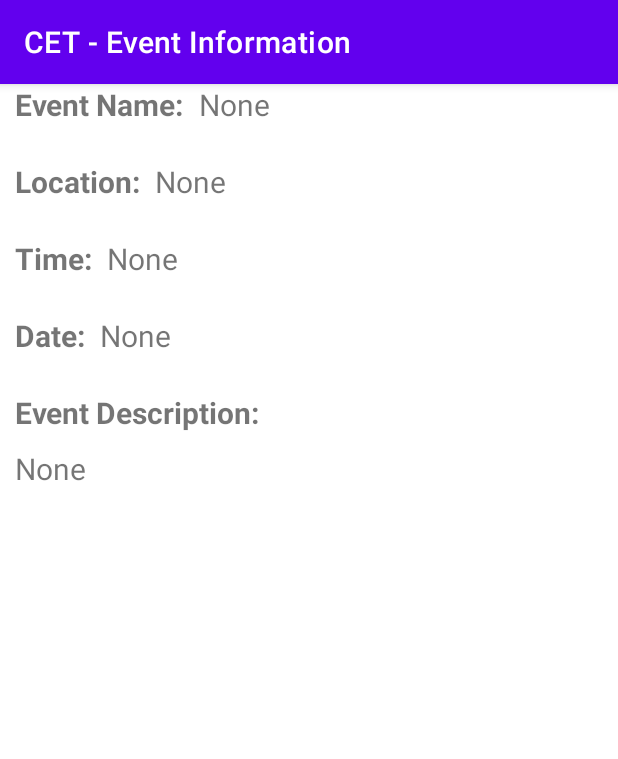
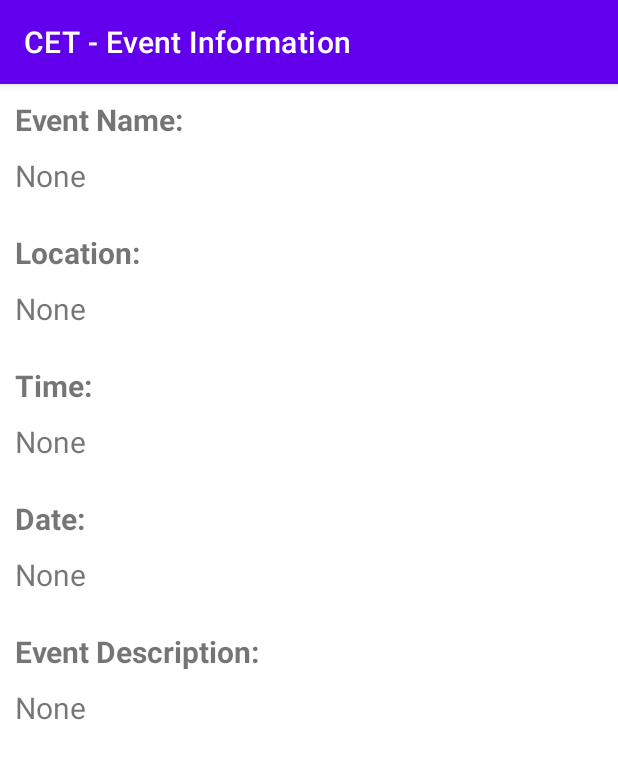
Before and after one commit to CAnsbach/CIT498, an Android app: the EventInfoActivity screen opened directly, with no data from a screen before it, on a phone screen of 412 x 824 dp. Shown: the top 759 px of the screen. Run offline under Robolectric (Android 15) with nearby library versions, the phone set to English and light mode, and no system bars; 5 statements that could not run were skipped.

Commit message:
Finished the Basic EventInfoActivity
Finished the Basic EventInfoActivity and added some other modifications.

```diff
--- a/CampusEventTracker/app/src/main/java/com/example/campuseventtracker/EventInfoActivity.java
+++ b/CampusEventTracker/app/src/main/java/com/example/campuseventtracker/EventInfoActivity.java
@@ -3,14 +3,51 @@ package com.example.campuseventtracker;
 import androidx.appcompat.app.AppCompatActivity;
 
 import android.os.Bundle;
+import android.widget.TextView;
 
-public class EventInfoActivity extends AppCompatActivity {
+public class EventInfoActivity extends AppCompatActivity
+{
+    TextView txtName;
+    TextView txtLocation;
+    TextView txtDescription;
+    TextView txtDate;
+    TextView txtTime;
 
     @Override
-    protected void onCreate(Bundle savedInstanceState) {
+    protected void onCreate(Bundle savedInstanceState)
+    {
         super.onCreate(savedInstanceState);
         setContentView(R.layout.activity_event_info);
 
         getSupportActionBar().setTitle("CET - Event Information");
+
+        EventInfo event = (EventInfo) getIntent().getSerializableExtra("event");
+
+        txtName = findViewById(R.id.txtDispEventName);
+        txtLocation = findViewById(R.id.txtDispEventLocation);
+        txtDescription = findViewById(R.id.txtDispEventDescription);
+        txtDate = findViewById(R.id.txtDispEventDate);
+        txtTime = findViewById(R.id.txtDispEventTime);
+
+        if (event.getName() != null)
+        {
+            txtName.setText(event.getName());
+        }
+        if (event.getLocation() != null)
+        {
+            txtLocation.setText(event.getLocation());
+        }
+        if (event.getDescription() != null)
+        {
+            txtDescription.setText(event.getDescription());
+        }
+        if (event.getDate() != null)
+        {
+            txtDate.setText(event.getDate());
+        }
+        if (event.getTime() != null)
+        {
+            txtTime.setText(event.getTime());
+        }
     }
 }
--- a/CampusEventTracker/app/src/main/java/com/example/campuseventtracker/EventsAdapter.java
+++ b/CampusEventTracker/app/src/main/java/com/example/campuseventtracker/EventsAdapter.java
@@ -19,6 +19,7 @@ public class EventsAdapter extends RecyclerView.Adapter<EventsAdapter.ViewHolder
     {
         // Your holder should contain a member variable
         // for any view that will be set as you render a row
+        public TextView dateTextView;
         public TextView nameTextView;
         public TextView descriptionTextView;
         public Button moreInfoButton;
@@ -30,6 +31,7 @@ public class EventsAdapter extends RecyclerView.Adapter<EventsAdapter.ViewHolder
             // to access the context from any ViewHolder instance.
             super(itemView);
 
+            dateTextView = itemView.findViewById(R.id.txtEventDate);
             nameTextView = itemView.findViewById(R.id.txtEventName);
             descriptionTextView = itemView.findViewById(R.id.txtEventDescription);
             moreInfoButton = itemView.findViewById(R.id.btnEventInfo);
@@ -63,8 +65,10 @@ public class EventsAdapter extends RecyclerView.Adapter<EventsAdapter.ViewHolder
         EventInfo event = mEvents.get(position);
 
         // Set the text shown for the list item to the name of the event
+        TextView date = viewHolder.dateTextView;
+        date.setText(event.getDate());
         TextView name = viewHolder.nameTextView;
-        name.setText(new StringBuilder().append(event.getName()).append(" - ").append(event.getLocation()).toString());
+        name.setText(new StringBuilder().append(event.getName()).append(" - ").append(event.getLocation()));
         TextView description = viewHolder.descriptionTextView;       //Set the message button as the button to open the contacts information
         description.setText(event.getDescription());
 
--- a/CampusEventTracker/app/src/main/res/layout/activity_event_info.xml
+++ b/CampusEventTracker/app/src/main/res/layout/activity_event_info.xml
@@ -11,6 +11,7 @@
         android:layout_width="wrap_content"
         android:layout_height="wrap_content"
         android:layout_marginStart="10dp"
+        android:layout_marginTop="10dp"
         android:text="@string/txtEventInfo_Name"
         android:textSize="20sp"
         android:textStyle="bold"
@@ -31,7 +32,7 @@
         app:layout_constraintEnd_toEndOf="parent"
         app:layout_constraintHorizontal_bias="0.0"
         app:layout_constraintStart_toStartOf="parent"
-        app:layout_constraintTop_toBottomOf="@+id/txtEventInfoName" />
+        app:layout_constraintTop_toBottomOf="@+id/txtDispEventName" />
 
     <TextView
         android:id="@+id/txtEventInfoDescription"
@@ -45,7 +46,7 @@
         app:layout_constraintEnd_toEndOf="parent"
         app:layout_constraintHorizontal_bias="0.0"
         app:layout_constraintStart_toStartOf="parent"
-        app:layout_constraintTop_toBottomOf="@+id/txtEventInfoDate" />
+        app:layout_constraintTop_toBottomOf="@+id/txtDispEventDate" />
 
     <TextView
         android:id="@+id/txtEventInfoDate"
@@ -57,7 +58,7 @@
         android:textSize="20sp"
         android:textStyle="bold"
         app:layout_constraintStart_toStartOf="parent"
-        app:layout_constraintTop_toBottomOf="@+id/txtEventInfoTime" />
+        app:layout_constraintTop_toBottomOf="@+id/txtDispEventTime" />
 
     <TextView
         android:id="@+id/txtEventInfoTime"
@@ -69,28 +70,29 @@
         android:textSize="20sp"
         android:textStyle="bold"
         app:layout_constraintStart_toStartOf="parent"
-        app:layout_constraintTop_toBottomOf="@+id/txtEventInfoLocation" />
+        app:layout_constraintTop_toBottomOf="@+id/txtDispEventLocation" />
 
     <TextView
         android:id="@+id/txtDispEventName"
         android:layout_width="wrap_content"
         android:layout_height="wrap_content"
         android:layout_marginStart="10dp"
+        android:layout_marginTop="10dp"
         android:text="@string/txtEventInfo_default"
         android:textSize="20sp"
-        app:layout_constraintStart_toEndOf="@+id/txtEventInfoName"
-        app:layout_constraintTop_toTopOf="parent" />
+        app:layout_constraintStart_toStartOf="parent"
+        app:layout_constraintTop_toBottomOf="@+id/txtEventInfoName" />
 
     <TextView
         android:id="@+id/txtDispEventLocation"
         android:layout_width="wrap_content"
         android:layout_height="wrap_content"
         android:layout_marginStart="10dp"
-        android:layout_marginTop="24dp"
+        android:layout_marginTop="10dp"
         android:text="@string/txtEventInfo_default"
         android:textSize="20sp"
-        app:layout_constraintStart_toEndOf="@+id/txtEventInfoLocation"
-        app:layout_constraintTop_toBottomOf="@+id/txtDispEventName" />
+        app:layout_constraintStart_toStartOf="parent"
+        app:layout_constraintTop_toBottomOf="@+id/txtEventInfoLocation" />
 
     <TextView
         android:id="@+id/txtDispEventDescription"
@@ -108,21 +110,21 @@
         android:layout_width="wrap_content"
         android:layout_height="wrap_content"
         android:layout_marginStart="10dp"
-        android:layout_marginTop="24dp"
+        android:layout_marginTop="10dp"
         android:text="@string/txtEventInfo_default"
         android:textSize="20sp"
-        app:layout_constraintStart_toEndOf="@+id/txtEventInfoDate"
-        app:layout_constraintTop_toBottomOf="@+id/txtDispEventTime" />
+        app:layout_constraintStart_toStartOf="parent"
+        app:layout_constraintTop_toBottomOf="@+id/txtEventInfoDate" />
 
     <TextView
         android:id="@+id/txtDispEventTime"
         android:layout_width="wrap_content"
         android:layout_height="wrap_content"
         android:layout_marginStart="10dp"
-        android:layout_marginTop="24dp"
+        android:layout_marginTop="10dp"
         android:text="@string/txtEventInfo_default"
         android:textSize="20sp"
-        app:layout_constraintStart_toEndOf="@+id/txtEventInfoTime"
-        app:layout_constraintTop_toBottomOf="@+id/txtDispEventLocation" />
+        app:layout_constraintStart_toStartOf="parent"
+        app:layout_constraintTop_toBottomOf="@+id/txtEventInfoTime" />
 
 </androidx.constraintlayout.widget.ConstraintLayout>
```
Also changed, not shown: CampusEventTracker/app/src/main/res/layout/activity_event_home_screen.xml (+6 -3 lines), CampusEventTracker/app/src/main/res/layout/events_row_layout.xml (+16 -7 lines).
